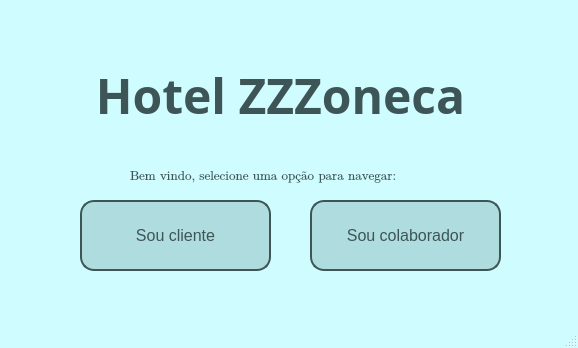
ViniiGabriel/hotelQT, file telainicial.ui: the form before one commit.
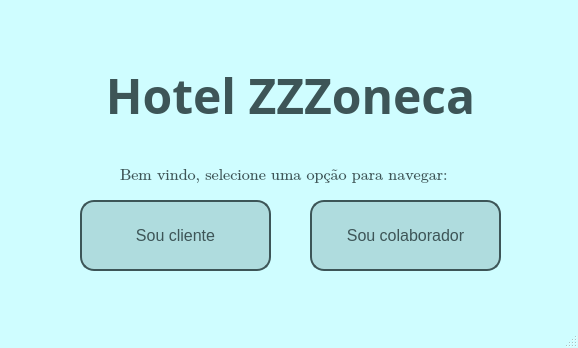
The form after the commit. Icons and pictures are not drawn.

What changed in the file:
```diff
--- a/telainicial.ui
+++ b/telainicial.ui
@@ -43,7 +43,7 @@
    <widget class="QLabel" name="label">
     <property name="geometry">
      <rect>
-      <x>40</x>
+      <x>50</x>
       <y>60</y>
       <width>481</width>
       <height>71</height>
@@ -79,16 +79,16 @@
    <widget class="QLabel" name="label_2">
     <property name="geometry">
      <rect>
-      <x>130</x>
-      <y>160</y>
-      <width>351</width>
-      <height>31</height>
+      <x>120</x>
+      <y>150</y>
+      <width>401</width>
+      <height>51</height>
      </rect>
     </property>
     <property name="font">
      <font>
       <family>Cambria Math</family>
-      <pointsize>10</pointsize>
+      <pointsize>12</pointsize>
      </font>
     </property>
     <property name="text">
```
